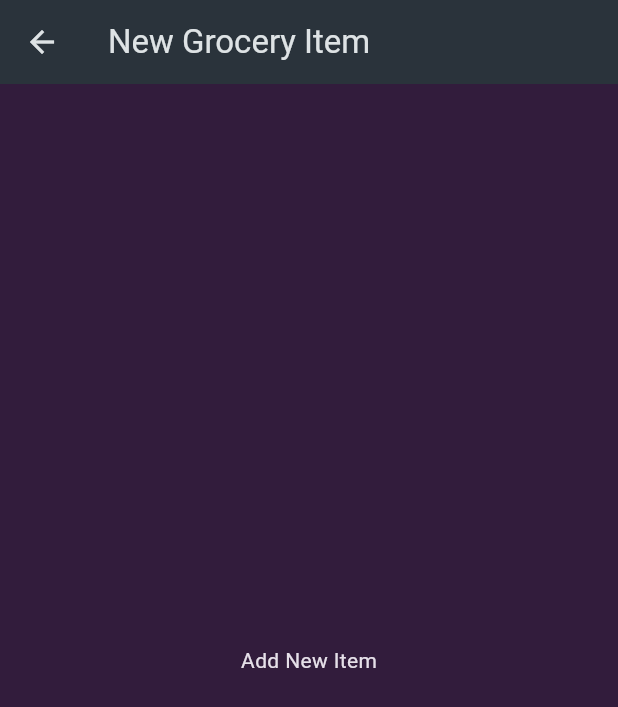
After one commit to abhiroop43/flutter_shopping_list, a Flutter app: the screen it shows after launch, after a tap on the "add" icon, on a phone screen of 412 x 824 dp. The commit adds this screen. Shown: the top 707 px of the screen. Run offline on Flutter 3.47's test engine with Material 3 defaults, Android fonts, the phone set to English and light mode, and no system bars.

Commit message:
feat: add new item page and integrate with home page

```diff
--- a/lib/pages/home.dart
+++ b/lib/pages/home.dart
@@ -1,5 +1,6 @@
 import 'package:flutter/material.dart';
 import 'package:shopping_list/models/item_model.dart';
+import 'package:shopping_list/pages/new_item.dart';
 
 class HomePage extends StatefulWidget {
   const HomePage({super.key});
@@ -26,10 +27,36 @@ class _HomePageState extends State<HomePage> {
             'Your Groceries',
             style: TextStyle(color: Colors.white),
           ),
+          actions: [
+            IconButton(
+                onPressed: () => Navigator.of(context).push(MaterialPageRoute(
+                    builder: (context) => const NewItemPage())),
+                icon: const Icon(Icons.add))
+          ],
         ),
         body: ListView.builder(
           itemCount: items.length,
           itemBuilder: (context, index) {
+            return _ListItem(
+              items: items,
+              index: index,
+            );
+          },
+        ));
+  }
+}
+
+class _ListItem extends StatelessWidget {
+  const _ListItem({
+    required this.items,
+    required this.index,
+  });
+
+  final List<ItemModel> items;
+  final int index;
+
+  @override
+  Widget build(BuildContext context) {
     return ListTile(
       title: Text(items[index].name),
       leading: Container(
@@ -39,7 +66,5 @@ class _HomePageState extends State<HomePage> {
       ),
       trailing: Text(items[index].quantity.toString()),
     );
-          },
-        ));
   }
 }
--- /dev/null
+++ b/lib/pages/new_item.dart
@@ -0,0 +1,25 @@
+import 'package:flutter/material.dart';
+
+class NewItemPage extends StatefulWidget {
+  const NewItemPage({super.key});
+
+  @override
+  State<NewItemPage> createState() => _NewItemPageState();
+}
+
+class _NewItemPageState extends State<NewItemPage> {
+  @override
+  Widget build(BuildContext context) {
+    return Scaffold(
+      appBar: AppBar(
+        title: const Text('New Grocery Item'),
+      ),
+      body: Padding(
+        padding: const EdgeInsets.all(8.0),
+        child: const Center(
+          child: Text('Add New Item'),
+        ),
+      ),
+    );
+  }
+}
```
Lines whose indentation alone changed are shown as unchanged.
